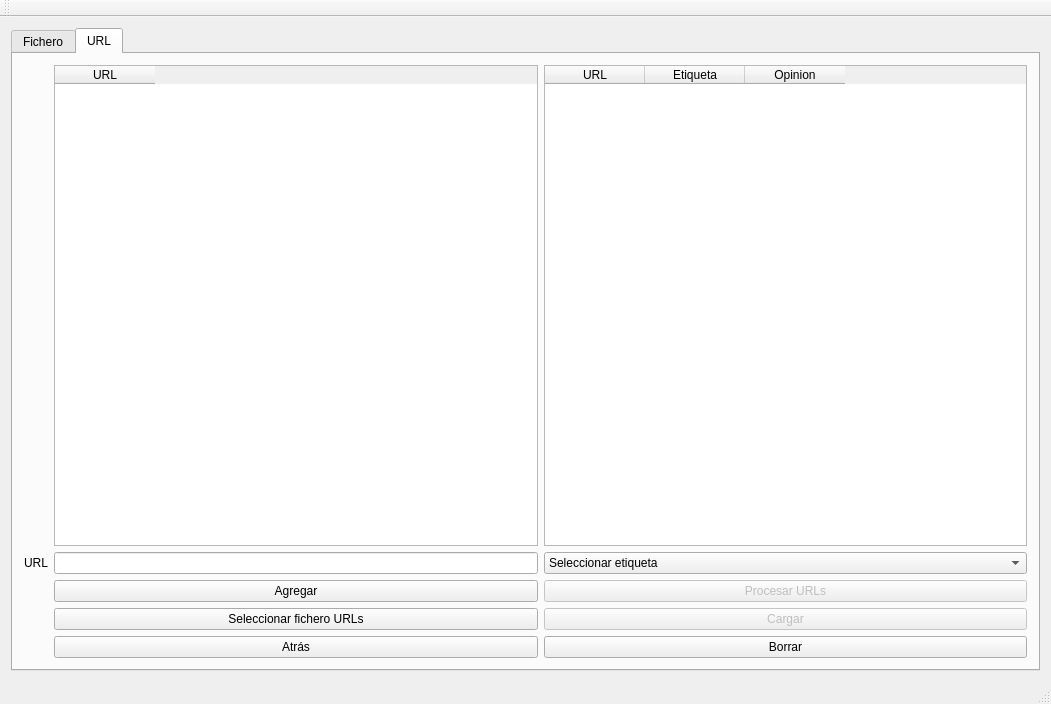
This is Interfaces/view_load_files.ui in adrianvillanueva997/computation_lab_2 as Qt 5 draws it before an edit. The edited form follows.
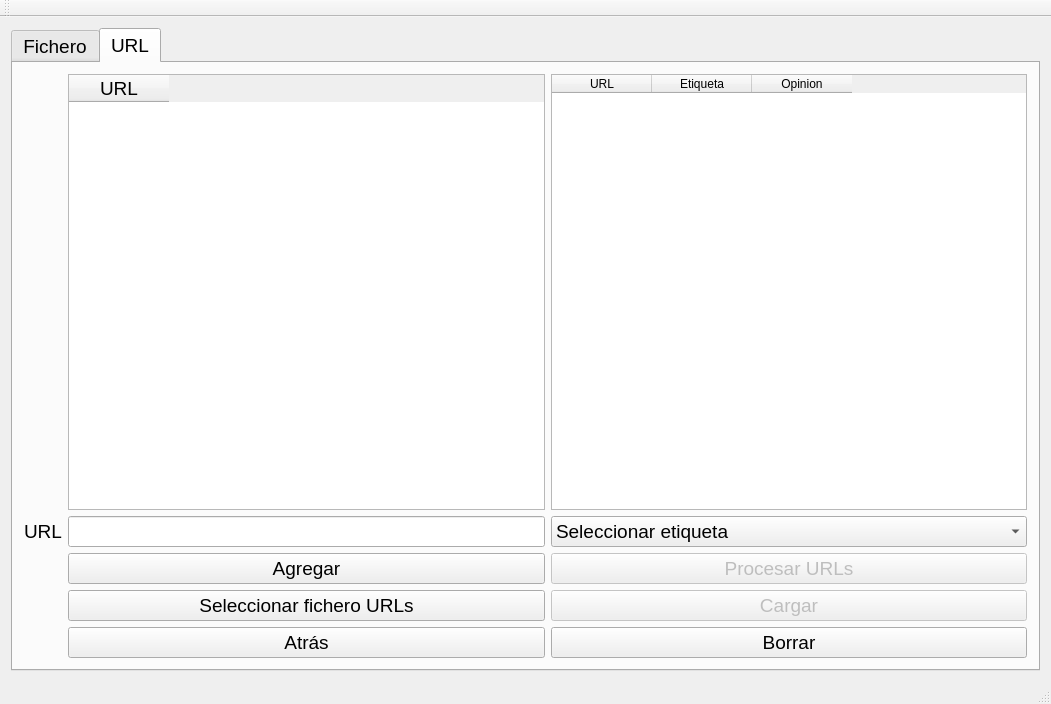
This is the edited form.

```diff
--- a/Interfaces/view_load_files.ui
+++ b/Interfaces/view_load_files.ui
@@ -17,6 +17,11 @@
    <layout class="QGridLayout" name="gridLayout_3">
     <item row="0" column="0">
      <widget class="QTabWidget" name="tabWidget">
+      <property name="font">
+       <font>
+        <pointsize>14</pointsize>
+       </font>
+      </property>
       <property name="currentIndex">
        <number>1</number>
       </property>
```
